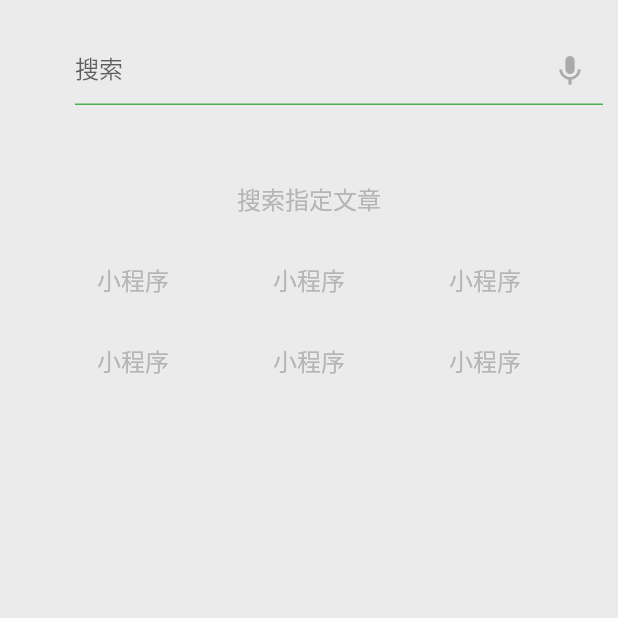
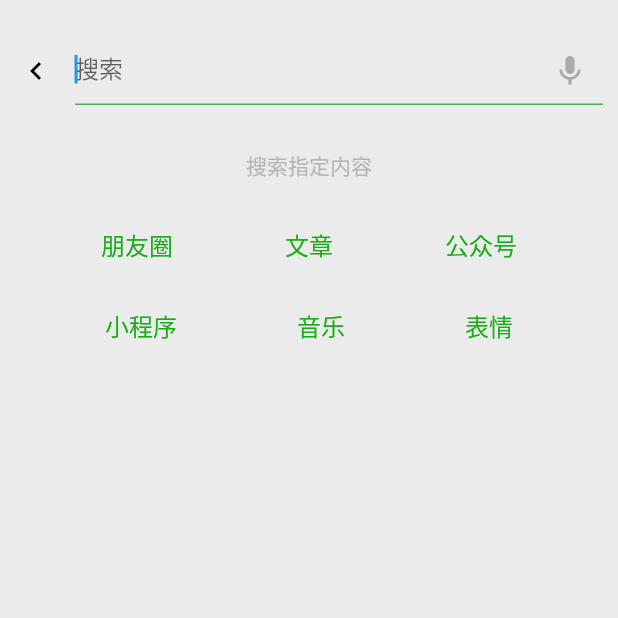
Before and after one commit to xxj2016/flutter_wechat_study, a Flutter app: the Search screen opened by its route, on a phone screen of 412 x 824 dp, the top half of it. Run offline on Flutter 3.47's test engine with Material 2 defaults, Android fonts, the phone set to English and light mode, and no system bars; missing offline and left inert: flutter_webview_plugin; network calls fail.

Commit message:
封装一个返回按钮组件

```diff
--- /dev/null
+++ b/lib/common/touch_callback.dart
@@ -0,0 +1,44 @@
+import 'package:flutter/material.dart';
+
+class TouchCallBack extends StatefulWidget {
+  final Widget child;
+  final VoidCallback onPressed;
+  final bool isFeed;
+  final Color background;
+  TouchCallBack({
+    Key key,
+    @required this.child,
+    @required this.onPressed,
+    this.isFeed: true,
+    this.background: const Color(0xffd8d8d8),
+  }) : super(key: key);
+
+  @override
+  _TouchCallBackState createState() => _TouchCallBackState();
+}
+
+class _TouchCallBackState extends State<TouchCallBack> {
+  Color color = Colors.transparent;
+
+  @override
+  Widget build(BuildContext context) {
+    return GestureDetector(
+      child: Container(
+        color: color,
+        child: widget.child,
+      ),
+      onTap: widget.onPressed,
+      onPanDown: (d) {
+        if(widget.isFeed == false) return;
+        setState(() {
+          color = widget.background;
+        });
+      },
+      onPanCancel: () {
+        setState(() {
+          color = Colors.transparent;
+        });
+      },
+    );
+  }
+}
--- a/lib/search.dart
+++ b/lib/search.dart
@@ -1,4 +1,5 @@
 import 'package:flutter/material.dart';
+import 'package:wechat/common/touch_callback.dart';
 
 class Search extends StatefulWidget {
   Search({Key key}) : super(key: key);
@@ -9,6 +10,24 @@ class Search extends StatefulWidget {
 
 class _SearchState extends State<Search> {
   FocusNode focusNode = new FocusNode();
+
+  _requestFocus() {
+    print('焦点');
+    FocusScope.of(context).requestFocus(focusNode);
+    return focusNode;
+  }
+
+  _getText(String text) {
+    return TouchCallBack(
+      isFeed: false,
+      onPressed: () {},
+      child: Text(
+        text,
+        style: TextStyle(fontSize: 16.0, color: Color(0xff1aad19)),
+      ),
+    );
+  }
+
   @override
   Widget build(BuildContext context) {
     return Scaffold(
@@ -18,6 +37,17 @@ class _SearchState extends State<Search> {
           children: <Widget>[
             Stack(
               children: <Widget>[
+                TouchCallBack(
+                  isFeed: false,
+                  onPressed: () {
+                    Navigator.pop(context);
+                  },
+                  child: Container(
+                    height: 45.0,
+                    margin: const EdgeInsets.only(left: 12.0, right: 10.0),
+                    child: Icon(Icons.chevron_left,color: Colors.black,),
+                  ),
+                ),
                 Container(
                   alignment: Alignment.centerLeft,
                   height: 45.0,
@@ -30,6 +60,7 @@ class _SearchState extends State<Search> {
                     children: <Widget>[
                       Expanded(
                         child: TextField(
+                          focusNode: _requestFocus(),
                           style: TextStyle(color: Colors.black, fontSize: 16.0),
                           onChanged: (String text) {},
                           decoration: InputDecoration(
@@ -49,11 +80,11 @@ class _SearchState extends State<Search> {
               ],
             ),
             Container(
-                margin: EdgeInsets.only(top: 50.0),
+                margin: EdgeInsets.only(top: 30.0),
                 child: Text(
-                  '搜索指定文章',
+                  '搜索指定内容',
                   style: TextStyle(
-                    fontSize: 16.0,
+                    fontSize: 14.0,
                     color: Color(0xffb5b5b5),
                   ),
                 )),
@@ -62,27 +93,9 @@ class _SearchState extends State<Search> {
               child: Row(
                 mainAxisAlignment: MainAxisAlignment.spaceAround,
                 children: <Widget>[
-                  Text(
-                    '小程序',
-                    style: TextStyle(
-                      fontSize: 16.0,
-                      color: Color(0xffb5b5b5),
-                    ),
-                  ),
-                  Text(
-                    '小程序',
-                    style: TextStyle(
-                      fontSize: 16.0,
-                      color: Color(0xffb5b5b5),
-                    ),
-                  ),
-                  Text(
-                    '小程序',
-                    style: TextStyle(
-                      fontSize: 16.0,
-                      color: Color(0xffb5b5b5),
-                    ),
-                  ),
+                  _getText('朋友圈'),
+                  _getText('文章'),
+                  _getText('公众号'),
                 ],
               ),
             ),
@@ -91,27 +104,9 @@ class _SearchState extends State<Search> {
               child: Row(
                 mainAxisAlignment: MainAxisAlignment.spaceAround,
                 children: <Widget>[
-                  Text(
-                    '小程序',
-                    style: TextStyle(
-                      fontSize: 16.0,
-                      color: Color(0xffb5b5b5),
-                    ),
-                  ),
-                  Text(
-                    '小程序',
-                    style: TextStyle(
-                      fontSize: 16.0,
-                      color: Color(0xffb5b5b5),
-                    ),
-                  ),
-                  Text(
-                    '小程序',
-                    style: TextStyle(
-                      fontSize: 16.0,
-                      color: Color(0xffb5b5b5),
-                    ),
-                  ),
+                  _getText('小程序'),
+                  _getText('音乐'),
+                  _getText('表情'),
                 ],
               ),
             ),
```
